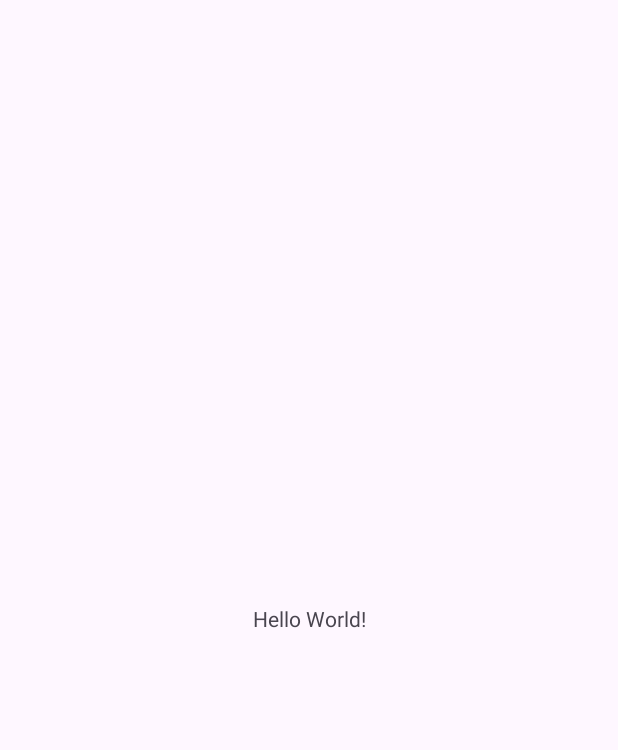
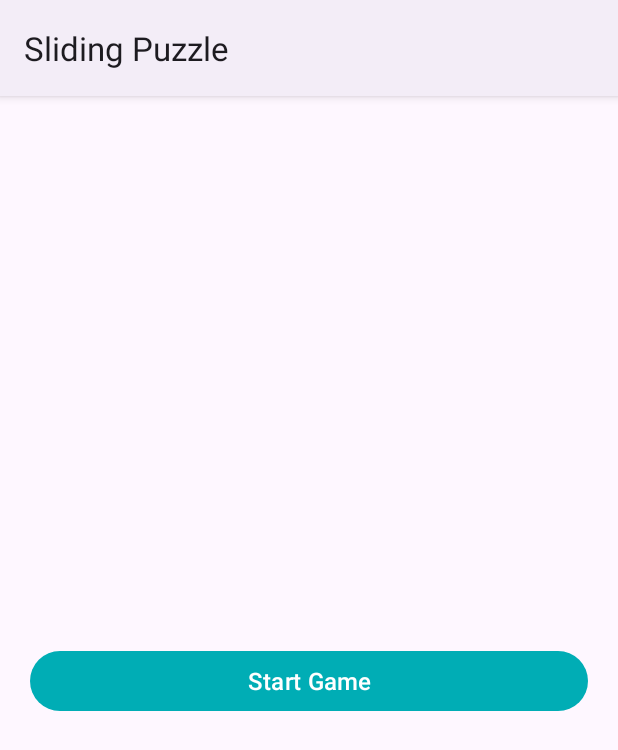
Before and after one commit to Hafidz1121/Sliding_Puzzle, an Android app: the screen it shows after launch (MainActivity), on a phone screen of 412 x 824 dp. Before the commit the part shown is almost empty. Shown: the top 750 px of the screen. Run offline under Robolectric (Android 15) with nearby library versions, the phone set to English and light mode, and no system bars.

Commit message:
Add UI Button Start And Card Alphabet

```diff
--- a/app/src/main/AndroidManifest.xml
+++ b/app/src/main/AndroidManifest.xml
@@ -13,6 +13,9 @@
         android:theme="@style/Theme.SlidingPuzzle"
         tools:targetApi="31">
         <activity
+            android:name=".GameActivity"
+            android:exported="false" />
+        <activity
             android:name=".MainActivity"
             android:exported="true">
             <intent-filter>
--- a/app/src/main/java/com/example/slidingpuzzle/MainActivity.java
+++ b/app/src/main/java/com/example/slidingpuzzle/MainActivity.java
@@ -2,13 +2,27 @@ package com.example.slidingpuzzle;
 
 import androidx.appcompat.app.AppCompatActivity;
 
+import android.content.Intent;
 import android.os.Bundle;
+import android.view.View;
+import android.widget.Button;
 
 public class MainActivity extends AppCompatActivity {
+
+    private Button buttonStartGame;
 
     @Override
     protected void onCreate(Bundle savedInstanceState) {
         super.onCreate(savedInstanceState);
         setContentView(R.layout.activity_main);
+
+        buttonStartGame = findViewById(R.id.button_start);
+
+        buttonStartGame.setOnClickListener(new View.OnClickListener() {
+            @Override
+            public void onClick(View view) {
+                startActivity(new Intent(MainActivity.this, GameActivity.class));
+            }
+        });
     }
 }
--- a/app/src/main/res/layout/activity_main.xml
+++ b/app/src/main/res/layout/activity_main.xml
@@ -1,18 +1,25 @@
 <?xml version="1.0" encoding="utf-8"?>
-<androidx.constraintlayout.widget.ConstraintLayout xmlns:android="http://schemas.android.com/apk/res/android"
+<FrameLayout xmlns:android="http://schemas.android.com/apk/res/android"
     xmlns:app="http://schemas.android.com/apk/res-auto"
     xmlns:tools="http://schemas.android.com/tools"
     android:layout_width="match_parent"
     android:layout_height="match_parent"
     tools:context=".MainActivity">
 
-    <TextView
-        android:layout_width="wrap_content"
-        android:layout_height="wrap_content"
-        android:text="Hello World!"
-        app:layout_constraintBottom_toBottomOf="parent"
-        app:layout_constraintEnd_toEndOf="parent"
-        app:layout_constraintStart_toStartOf="parent"
-        app:layout_constraintTop_toTopOf="parent" />
+    <LinearLayout
+        android:layout_gravity="center"
+        android:orientation="vertical"
+        android:layout_width="match_parent"
+        android:layout_height="wrap_content">
 
-</androidx.constraintlayout.widget.ConstraintLayout>
+        <Button
+            android:id="@+id/button_start"
+            android:layout_width="match_parent"
+            android:layout_height="wrap_content"
+            android:layout_marginHorizontal="20dp"
+            android:text="Start Game"
+            android:textSize="16sp"
+            android:layout_marginTop="20dp"/>
+
+    </LinearLayout>
+</FrameLayout>
--- a/app/src/main/res/values/colors.xml
+++ b/app/src/main/res/values/colors.xml
@@ -2,4 +2,6 @@
 <resources>
     <color name="black">#FF000000</color>
     <color name="white">#FFFFFFFF</color>
+    <color name="freeButton">#00FFFFFF</color>
+    <color name="blue">#00ADB5</color>
 </resources>
--- a/app/src/main/res/values/themes.xml
+++ b/app/src/main/res/values/themes.xml
@@ -1,8 +1,8 @@
 <resources xmlns:tools="http://schemas.android.com/tools">
     <!-- Base application theme. -->
-    <style name="Base.Theme.SlidingPuzzle" parent="Theme.Material3.DayNight.NoActionBar">
+    <style name="Base.Theme.SlidingPuzzle" parent="Theme.Material3.DayNight">
         <!-- Customize your light theme here. -->
-        <!-- <item name="colorPrimary">@color/my_light_primary</item> -->
+        <item name="colorPrimary">@color/blue</item>
     </style>
 
     <style name="Theme.SlidingPuzzle" parent="Base.Theme.SlidingPuzzle" />
```
Also changed, not shown: app/src/main/java/com/example/slidingpuzzle/GameActivity.java (added, +14 -0 lines), app/src/main/res/layout/activity_game.xml (added, +186 -0 lines), app/src/main/res/values/styles.xml (added, +8 -0 lines).
